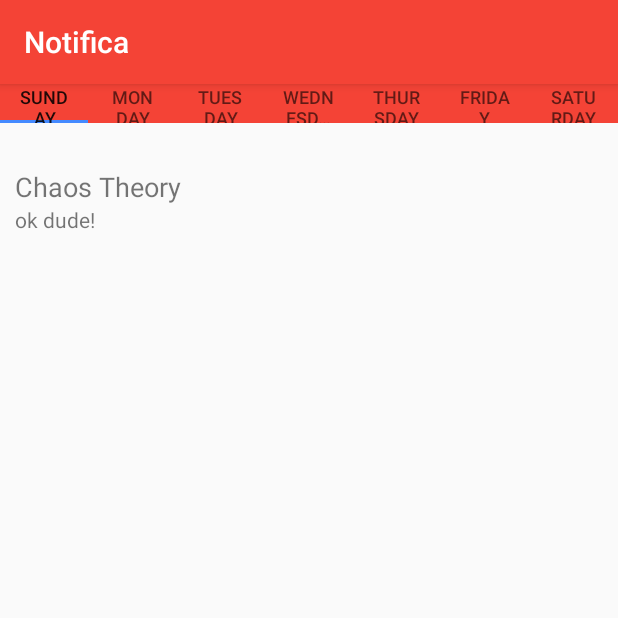
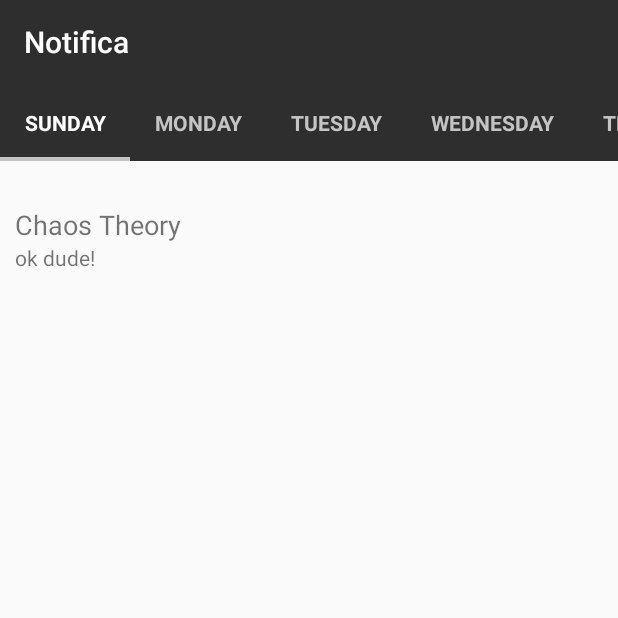
Before and after one commit to coders-circle/Notifica, an Android app: the screen it shows after launch (MainActivity), on a phone screen of 412 x 824 dp, the top half of it. Run offline under Robolectric (Android 15) with nearby library versions, the phone set to English and light mode, and no system bars.

Commit message:
Manage tabs in routine fragment

```diff
--- a/android/app/src/main/java/com/lipi/notifica/MainActivity.java
+++ b/android/app/src/main/java/com/lipi/notifica/MainActivity.java
@@ -11,9 +11,9 @@ import android.widget.Button;
 
 public class MainActivity extends AppCompatActivity {
 
-//    private static final String TAG = "MyActivity";
+    private static final String TAG = "MyActivity";
     private Toolbar toolbar;
-//    Button test;
+    //Button test;
 
 
 
@@ -26,17 +26,19 @@ public class MainActivity extends AppCompatActivity {
         fragmentManager.beginTransaction()
                 .replace(R.id.frame_content, new RoutineFragment()).commitAllowingStateLoss();
 
-//        test  = (Button) findViewById(R.id.test);
-//        test.setText("Test");
+       /* test  = (Button) findViewById(R.id.test);
+        test.setText("Test");*/
 
         toolbar = (Toolbar) findViewById(R.id.tool_bar);
         setSupportActionBar(toolbar);
 
     }
-//    public void Press(View v) {
-//        Intent i = new Intent(this, RoutineFragment.class);
-//        startActivity(i);
-//        Log.d(TAG, "Press: zzz");
-//    }
+/*
+    public void Press(View v) {
+        Intent i = new Intent(this, SubjectDetailsActivity.class);
+        startActivity(i);
+        Log.d(TAG, "Press: zzz");
+    }
+*/
 
 }
--- a/android/app/src/main/java/com/lipi/notifica/RoutineFragment.java
+++ b/android/app/src/main/java/com/lipi/notifica/RoutineFragment.java
@@ -23,6 +23,7 @@ public class RoutineFragment extends Fragment {
     static final int NUM_DAYS = 7;
     static final String[] tabTitles = {"Sunday", "Monday", "Tuesday", "Wednesday", "Thursday", "Friday", "Saturday"};
     private RoutineDayFragment mCurrentFragment;
+    SlidingTabLayout tabs;
     public ArrayList<ArrayList<Period>> routine;
 
     public RoutineFragment(){
@@ -51,9 +52,23 @@ public class RoutineFragment extends Fragment {
         ViewPager viewPager = (ViewPager) getActivity().findViewById(R.id.pager_routine);
         viewPager.setAdapter(adapter);
 
-        TabLayout tabLayout = (TabLayout) getActivity().findViewById(R.id.tabs_days);
-        tabLayout.setupWithViewPager(viewPager);
-        viewPager.addOnPageChangeListener(new TabLayout.TabLayoutOnPageChangeListener(tabLayout));
+        tabs = (SlidingTabLayout) getActivity().findViewById(R.id.routine_tab);
+        tabs.setDistributeEvenly(true);
+
+        tabs.setCustomTabColorizer(new SlidingTabLayout.TabColorizer() {
+            @Override
+            public int getIndicatorColor(int position) {
+                return getResources().getColor(R.color.tabsScrollColor);
+            }
+        });
+
+        tabs.setViewPager(viewPager);
+
+        //TabLayout tabLayout = (TabLayout) getActivity().findViewById(R.id.tabs_days);
+        //tabLayout.setupWithViewPager(viewPager);
+        //viewPager.addOnPageChangeListener(new TabLayout.TabLayoutOnPageChangeListener(tabLayout));
+
+
     }
 
     public class DaysTabsPagerAdapter extends FragmentStatePagerAdapter {
--- a/android/app/src/main/java/com/lipi/notifica/SlidingTabLayout.java
+++ b/android/app/src/main/java/com/lipi/notifica/SlidingTabLayout.java
@@ -91,7 +91,7 @@ public class SlidingTabLayout extends HorizontalScrollView {
      * {@link #setSelectedIndicatorColors(int...)} to achieve
      * similar effects.
      */
-    public void setCustomTabColorizer(TabColorizer tabColorizer) {
+        public void setCustomTabColorizer(TabColorizer tabColorizer) {
         mTabStrip.setCustomTabColorizer(tabColorizer);
     }
 
--- a/android/app/src/main/java/com/lipi/notifica/SubjectDetailsActivity.java
+++ b/android/app/src/main/java/com/lipi/notifica/SubjectDetailsActivity.java
@@ -8,6 +8,7 @@ import android.support.v7.widget.Toolbar;
 /**
  * Created by aditya on 12/25/15.
  */
+
 public class SubjectDetailsActivity extends AppCompatActivity {
     private Toolbar toolbar;
     ViewPager pager;
--- a/android/app/src/main/res/color/selector.xml
+++ b/android/app/src/main/res/color/selector.xml
@@ -1,7 +1,7 @@
 <?xml version="1.0" encoding="utf-8"?>
 <selector xmlns:android="http://schemas.android.com/apk/res/android">
-    <item android:state_selected="true" android:color="@android:color/white" />
-    <item android:state_focused="true" android:color="@android:color/white" />
-    <item android:state_pressed="true" android:color="@android:color/white" />
-    <item android:color="#8a140e" />
+    <item android:state_selected="true" android:color="@color/tabsPressed" />
+    <item android:state_focused="true" android:color="@color/tabsPressed" />
+    <item android:state_pressed="true" android:color="@color/tabsPressed" />
+    <item android:color="@color/tabUnpressed" />
 </selector>
--- a/android/app/src/main/res/layout/activity_main.xml
+++ b/android/app/src/main/res/layout/activity_main.xml
@@ -12,13 +12,19 @@
         android:layout_width="match_parent"
         />
 
+<!--
+    <Button
+        android:layout_width="wrap_content"
+        android:layout_height="wrap_content"
+        android:id="@+id/test"
+        android:layout_gravity="center_horizontal"
+        android:onClick="Press"/>
+-->
+
     <FrameLayout
         android:id="@+id/frame_content"
         android:layout_width="match_parent"
-        android:layout_height="match_parent"/>
-    <!--<Button
-        android:layout_width="wrap_content"
-        android:layout_height="wrap_content"
-        android:id="@+id/test"
-        android:onClick="Press"/>-->
+        android:layout_height="match_parent"
+        android:elevation="4dp"/>
+
 </LinearLayout>
--- a/android/app/src/main/res/layout/fragment_routine.xml
+++ b/android/app/src/main/res/layout/fragment_routine.xml
@@ -4,11 +4,13 @@
     android:layout_width="match_parent"
     android:layout_height="match_parent">
 
-    <android.support.design.widget.TabLayout
-        android:background="@color/colorPrimary"
-        android:id="@+id/tabs_days"
+    <com.lipi.notifica.SlidingTabLayout
+        android:id="@+id/routine_tab"
         android:layout_width="match_parent"
-        android:layout_height="26dp" />
+        android:layout_height="wrap_content"
+        android:elevation="0dp"
+        android:background="@color/colorPrimary"/>
+
 
     <android.support.v4.view.ViewPager
         android:layout_marginTop="20dp"
--- a/android/app/src/main/res/values/colors.xml
+++ b/android/app/src/main/res/values/colors.xml
@@ -1,7 +1,17 @@
 <?xml version="1.0" encoding="utf-8"?>
+<!--
 <resources>
-    <color name="colorPrimary">#f44336</color>
-    <color name="colorPrimaryDark">#d32f2f</color>
-    <color name="colorAccent">#448aff</color>
-    <color name="tabsScrollColor">#8a140e</color>
+    <color name="colorPrimary">#F44336</color>
+    <color name="colorPrimaryDark">#D32F2F</color>
+    <color name="colorAccent">#FF4081</color>
+    <color name="tabsScrollColor">#861717</color>
 </resources>
+-->
+<resources>
+    <color name="colorPrimary">#2e2e2e</color>
+    <color name="colorPrimaryDark">#1e1e1e</color>
+    <color name="colorAccent">#4e94ba</color>
+    <color name="tabsPressed">#ffffff</color>
+    <color name="tabsScrollColor">#c4c4c4</color>
+    <color name="tabUnpressed">#c4c4c4</color>
+</resources>
```
Also changed, not shown: 1 other file.
